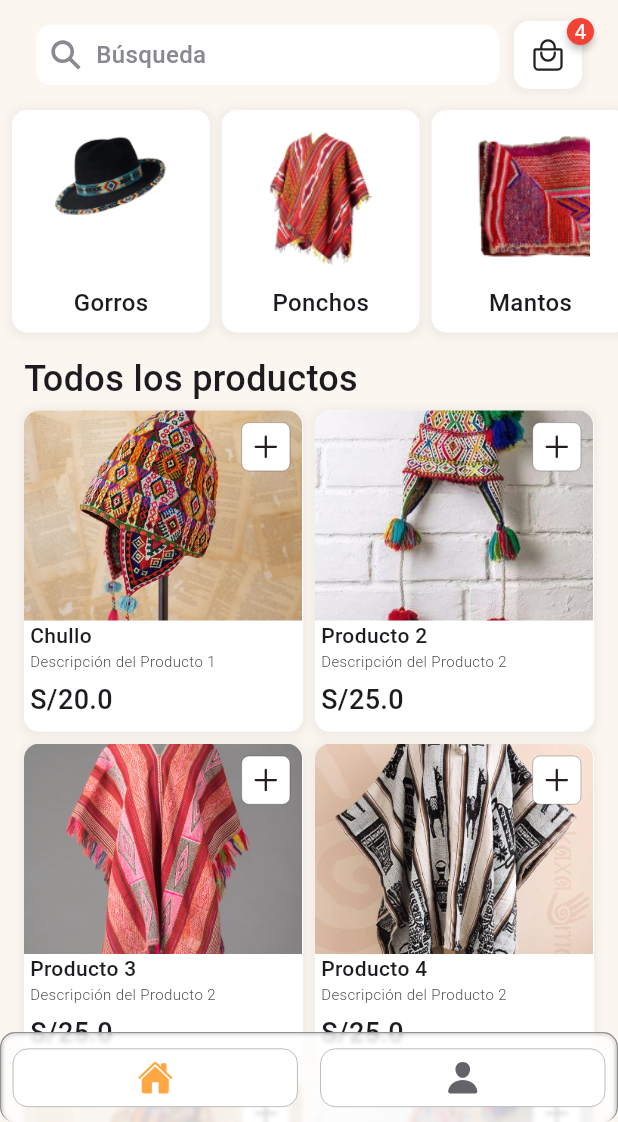
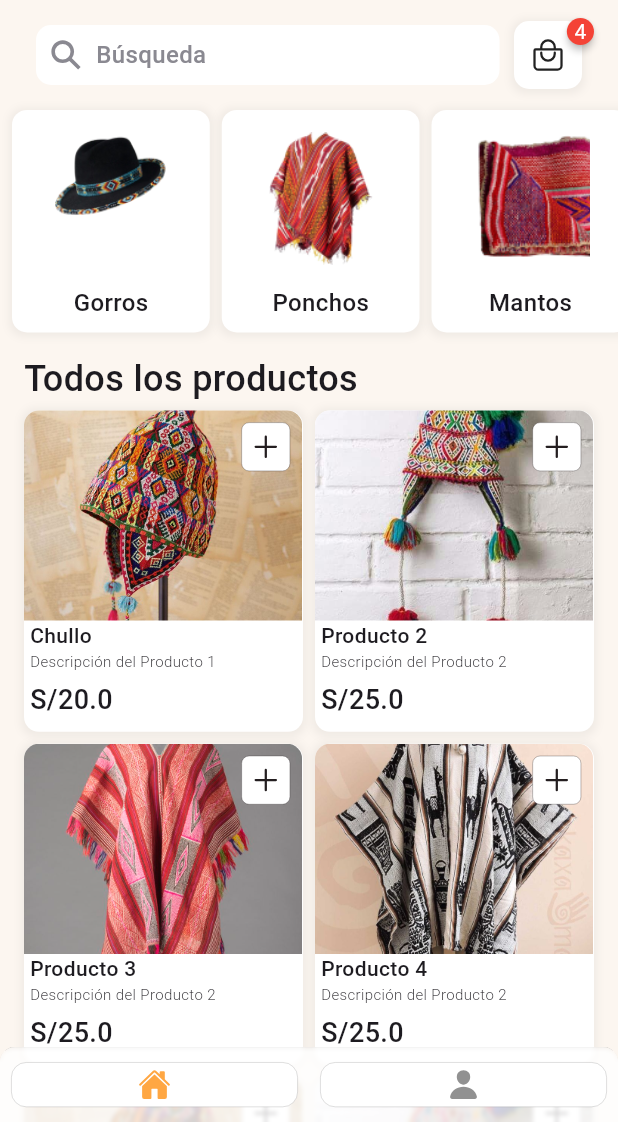
Before and after one commit to Esclender/wayllu-project, a Flutter app: the HomeScreen screen opened by its route, on a phone screen of 412 x 824 dp, the part 114-1236 px from its top. Run offline on Flutter 3.47's test engine with Material 3 defaults, Android fonts, the phone set to English and light mode, and no system bars; drawn by our look-alikes of auto_size_text, badges; our stand-ins replace auto_route, equatable, flutter_bloc, flutter_hooks, gap, get_it and 4 more; Roboto replaces fonts that are missing (Gotham).

Commit message:
screen Reports and modification of BottomNavigationBar

```diff
--- a/lib/main.dart
+++ b/lib/main.dart
@@ -5,6 +5,8 @@ import 'package:wayllu_project/src/config/router/app_router.dart';
 import 'package:wayllu_project/src/config/theme/app_theme.dart';
 import 'package:wayllu_project/src/locator.dart';
 import 'package:wayllu_project/src/presentation/cubit/is_admin_cubit.dart';
+import 'package:wayllu_project/src/presentation/views/home_screen.dart';
+import 'package:wayllu_project/src/presentation/views/usersAdmin/report.dart';
 
 Future<void> main() async {
  await initializeDateFormatting('es');
@@ -39,7 +41,7 @@ class MyApp extends StatelessWidget {
     return MaterialApp.router(
       debugShowCheckedModeBanner: false,
       theme: ThemeApp.light,
-      routerConfig: _appRouter.config(),
+     routerConfig: _appRouter.config(),
     );
   }
 }
--- a/lib/src/config/router/app_router.dart
+++ b/lib/src/config/router/app_router.dart
@@ -57,8 +57,10 @@ class AppRouter extends _$AppRouter {
                       path: 'register',
                       page: RegisterUserRoute.page,
                     ),
+
                   ],
                 ),
+
               ],
             ),
           ],
--- a/lib/src/presentation/views/home_screen.dart
+++ b/lib/src/presentation/views/home_screen.dart
@@ -171,6 +171,9 @@ class HomeScreen extends HookWidget {
                     ),
                   ),
                 ),
+                const SizedBox(
+                  height: kBottomNavigationBarHeight + 16.0,
+                ),
               ],
             ),
           ),
@@ -189,7 +192,7 @@ class HomeScreen extends HookWidget {
         DateFormat("dd 'de' MMMM yyyy", 'es').format(DateTime.now());
 
     return Padding(
-      padding: EdgeInsets.symmetric(horizontal: 22.0),
+      padding: const EdgeInsets.symmetric(horizontal: 22.0),
       child: isAdmin
           ? SizedBox(
               width: MediaQuery.of(context).size.width,
@@ -243,7 +246,7 @@ class HomeScreen extends HookWidget {
           '4',
           style: TextStyle(color: Colors.white),
         ),
-        position: badge.BadgePosition.topEnd(top: -8, end: -8),
+        position: badge.BadgePosition.topEnd(end: -8),
         child: Container(
           width: MediaQuery.of(context).size.width * 0.11,
           height: MediaQuery.of(context).size.width * 0.11,
@@ -253,14 +256,14 @@ class HomeScreen extends HookWidget {
             boxShadow: [
               BoxShadow(
                 color: const Color.fromARGB(255, 95, 95, 95)
-                    .withOpacity(0.08), // Color de la sombra y su opacidad
-                spreadRadius: 2, // Radio de propagación de la sombra
-                blurRadius: 4, // Radio de desenfoque de la sombra
+                    .withOpacity(0.08),
+                spreadRadius: 2,
+                blurRadius: 4,
                 offset: const Offset(
                   0,
                   1,
-                ), // Desplazamiento de la sombra (en este caso, hacia abajo)
-              ),
+                ),
+                 ),
             ],
           ),
           child: const Icon(Ionicons.bag_handle_outline),
@@ -443,10 +446,11 @@ class HomeScreen extends HookWidget {
                             ],
                           ),
                           TextButton(
-                            // ignore: avoid_returning_null_for_void
-                            onPressed: () => null,
+                            onPressed: () {
+                              appRouter.pushNamed('usersAdmin/report.dart');
+                            },
                             child: Container(
-                              margin: const EdgeInsets.only(top: 6),
+                              margin: const EdgeInsets.only(top: 4),
                               width: MediaQuery.of(context).size.width,
                               height: 36,
                               decoration: ShapeDecoration(
@@ -663,12 +667,12 @@ Container categoriesProducts(
           BoxShadow(
             color: const Color.fromARGB(255, 95, 95, 95)
                 .withOpacity(0.08), // Color de la sombra y su opacidad
-            spreadRadius: 2, // Radio de propagación de la sombra
-            blurRadius: 4, // Radio de desenfoque de la sombra
+            spreadRadius: 2,
+            blurRadius: 4,
             offset: const Offset(
               0,
               1,
-            ), // Desplazamiento de la sombra (en este caso, hacia abajo)
+            ),
           ),
         ],
       ),
@@ -680,7 +684,7 @@ Container categoriesProducts(
               child: Image.asset(
                 image,
                 width: 80,
-              )),
+              ),),
           Container(
             alignment: Alignment.bottomCenter,
             child: Text(
--- a/lib/src/presentation/widgets/bottom_navbar.dart
+++ b/lib/src/presentation/widgets/bottom_navbar.dart
@@ -41,6 +41,9 @@ class BottomNavBar extends HookWidget {
   final appRouter = getIt<AppRouter>();
 
   final double blur = 1.5;
+  final BorderRadiusGeometry borderRadiusBotNav = const BorderRadius.only(
+   topLeft: Radius.circular(10), topRight: Radius.circular(10)
+  );
   final BorderRadiusGeometry containersBorder = const BorderRadius.all(
     Radius.circular(10),
   );
@@ -50,15 +53,11 @@ class BottomNavBar extends HookWidget {
     final UserRoles rol = context.read<UserLoggedCubit>().state;
 
     return Container(
-      height: 60,
+      height: 50,
       decoration: BoxDecoration(
         color: bottomNavBar.withOpacity(0.8),
-        borderRadius: containersBorder,
-        border: Border(
-          top: BorderSide(color: bottomNavBarStroke),
-          left: BorderSide(color: bottomNavBarStroke),
-          right: BorderSide(color: bottomNavBarStroke),
-        ),
+        borderRadius: borderRadiusBotNav,
+        border: Border( top: BorderSide(color: bottomNavBarStroke, width: 0.2),),
       ),
       child: ClipRRect(
         borderRadius: containersBorder,
@@ -113,11 +112,11 @@ class BottomNavBar extends HookWidget {
           decoration: BoxDecoration(
             color: bottomNavBar,
             borderRadius: containersBorder,
-            border: Border.all(color: bottomNavBarStroke, width: 0.4),
+            border: Border.all(color: bottomNavBarStroke, width: 0.2),
           ),
           alignment: Alignment.center,
           child: Icon(
-            icon,
+            icon, size: 22,
             color: viewSelected == index ? secondaryColor : noSelectedView,
           ),
         ),
--- a/lib/src/utils/constants/colors.dart
+++ b/lib/src/utils/constants/colors.dart
@@ -11,7 +11,7 @@ HexColor bottomNavBar = HexColor('#FFFFFF');
 HexColor topNavBar = HexColor('#FFFFFF');
 HexColor bgContainer = HexColor('#FFFFFF');
 HexColor bottomNavBarStroke = HexColor('#919191');
-HexColor noSelectedView = HexColor('#646369');
+HexColor noSelectedView = HexColor('#919191');
 HexColor mainColor = HexColor('#B80000');
 HexColor secondaryColor = HexColor('#FFA743');
 HexColor thirdColor = HexColor('#A4B304');
```
Also changed, not shown: lib/src/presentation/views/usersAdmin/report.dart (added, +114 -0 lines).
